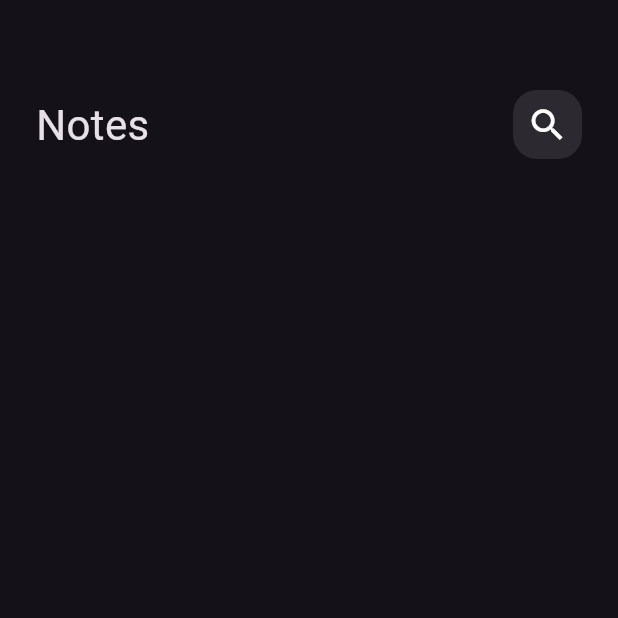
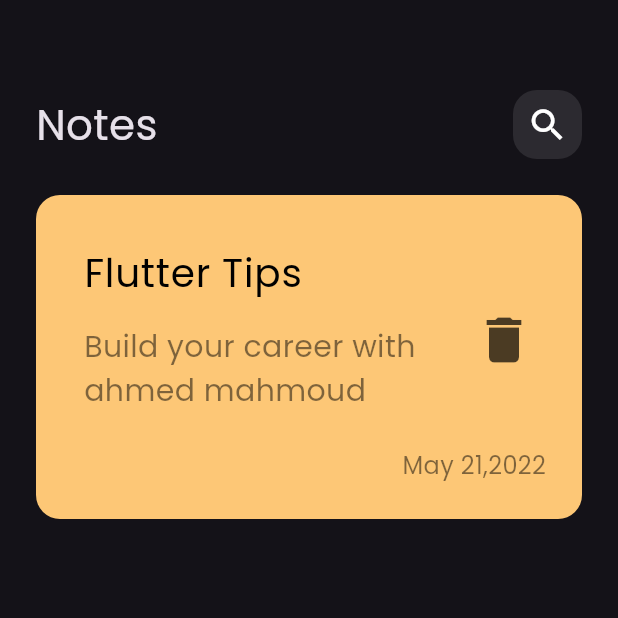
Before and after one commit to AhmedMahmoud221/notes_app, a Flutter app: the screen it shows after launch, on a phone screen of 412 x 824 dp, the top half of it. Run offline on Flutter 3.47's test engine with Material 3 defaults, Android fonts, the phone set to English and light mode, and no system bars.

Commit message:
Add Poppins font and implement NoteItem widget in NotesViewBody

```diff
--- a/lib/main.dart
+++ b/lib/main.dart
@@ -13,7 +13,9 @@ class NotesApp extends StatelessWidget {
   Widget build(BuildContext context) {
     return MaterialApp(
       debugShowCheckedModeBanner: false,
-      theme: ThemeData(brightness: Brightness.dark),
+      theme: ThemeData(brightness: Brightness.dark,
+      fontFamily: 'Poppins'
+      ),
       home: const NotesView(
 
       ),
--- /dev/null
+++ b/lib/views/widgets/custom_note_item.dart
@@ -0,0 +1,54 @@
+import 'package:flutter/material.dart';
+
+class NoteItem extends StatelessWidget {
+  const NoteItem({super.key});
+
+  @override
+  Widget build(BuildContext context) {
+    return Padding(
+      padding: const EdgeInsets.only(top: 24),
+      child: Container(
+        padding: const EdgeInsets.only(top: 24, bottom: 24, left: 16),
+        decoration: BoxDecoration(
+          color: const Color.fromARGB(255, 253, 199, 118),
+          borderRadius: BorderRadius.circular(16),
+        ),
+        child: Column(
+          crossAxisAlignment: CrossAxisAlignment.end,
+          children: [
+          ListTile(
+            title: Padding(
+              padding: const EdgeInsets.only(bottom: 16),
+              child: const Text('Flutter Tips', style: TextStyle(
+                color: Colors.black,
+                fontSize: 26,
+              ),),
+            ),
+            subtitle: Padding(
+              padding: const EdgeInsets.only(bottom: 16),
+              child: Text('Build your career with ahmed mahmoud', style: TextStyle(
+                color: Colors.black.withOpacity(0.5),
+                fontSize: 20,
+              ),),
+            ),
+            trailing: IconButton(
+              onPressed: () {},
+              icon: Icon(Icons.delete, color:  Colors.black.withOpacity(0.7),
+              size: 40,
+              ),
+            ),
+          ),
+          Padding(
+            padding: const EdgeInsets.only(right: 24),
+            child: Text('May 21,2022', style: TextStyle(
+                fontSize: 16,
+                color:  Colors.black.withOpacity(0.5),
+                ),
+              ),
+          ),
+          ],
+        ),
+      ),
+    );
+  }
+}
--- a/lib/views/widgets/notes_view_body.dart
+++ b/lib/views/widgets/notes_view_body.dart
@@ -1,4 +1,5 @@
 import 'package:flutter/material.dart';
+import 'package:notes_app/views/widgets/custom_note_item.dart';
 import 'package:notes_app/views/widgets/custom_search_app_bar.dart';
 
 class NotesViewBody extends StatelessWidget {
@@ -14,6 +15,7 @@ class NotesViewBody extends StatelessWidget {
             height: 60,
           ),
           CustomAppBar(),
+          NoteItem(),
         ],
       ),
     );
```
Also changed, not shown: pubspec.yaml (+6 -11 lines), assets/fonts/Poppins-Regular.ttf (added).
